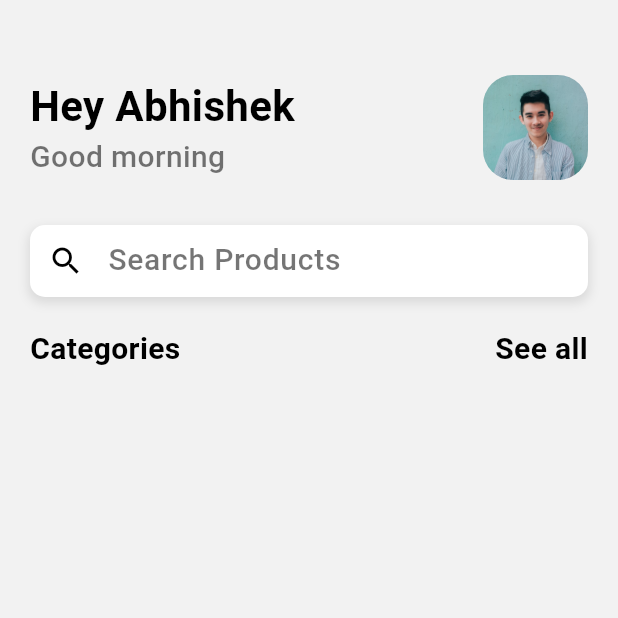
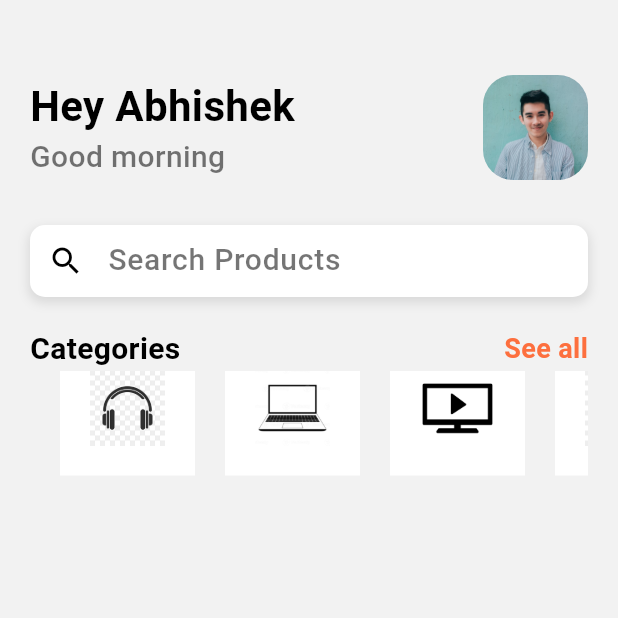
Before and after one commit to Abhismart786/FlutterProject, a Flutter app: the screen it shows after launch, on a phone screen of 412 x 824 dp, the top half of it. Run offline on Flutter 3.47's test engine with Material 3 defaults, Android fonts, the phone set to English and light mode, and no system bars.

Commit message:
6 commit

```diff
--- a/lib/Pages/home.dart
+++ b/lib/Pages/home.dart
@@ -9,6 +9,13 @@ class Home extends StatefulWidget {
 }
 
 class _HomeState extends State<Home> {
+  List categories = [
+    "images/headphone_icon.png",
+        "images/lapton.png",
+        "images/tv.png",
+        "images/watch.png",
+  ];
+
   @override
   Widget build(BuildContext context) {
     return Scaffold(
@@ -26,18 +33,21 @@ class _HomeState extends State<Home> {
                   children: [
                     Text(
                       "Hey Abhishek",
-                      style: AppWidget.boldTextFieldStyle(), // This now works as long as the class is defined correctly
+                      style: AppWidget
+                          .boldTextFieldStyle(), // This now works as long as the class is defined correctly
                     ),
                     Text(
                       "Good morning",
-                      style: AppWidget.lightTextFeildStyle(), // Ensure this method exists in support_widget.dart
+                      style: AppWidget
+                          .lightTextFeildStyle(), // Ensure this method exists in support_widget.dart
                     ),
                   ],
                 ),
                 ClipRRect(
                   borderRadius: BorderRadius.circular(20),
                   child: Image.asset(
-                    "images/boy.jpg", // Ensure this image exists in your assets folder
+                    "images/boy.jpg",
+                    // Ensure this image exists in your assets folder
                     height: 70,
                     width: 70,
                     fit: BoxFit.cover,
@@ -60,12 +70,17 @@ class _HomeState extends State<Home> {
                   ),
                 ],
               ),
-              width: MediaQuery.of(context).size.width,
+              width: MediaQuery
+                  .of(context)
+                  .size
+                  .width,
               child: TextField(
                 decoration: InputDecoration(
-                  border: InputBorder.none,
-                  hintText: "Search Products",
-                  hintStyle: AppWidget.lightTextFeildStyle(),prefixIcon: Icon(Icons.search,color: Colors.black,) // Ensure this style exists in support_widget.dart
+                    border: InputBorder.none,
+                    hintText: "Search Products",
+                    hintStyle: AppWidget.lightTextFeildStyle(),
+                    prefixIcon: Icon(Icons.search, color: Colors
+                        .black,) // Ensure this style exists in support_widget.dart
                 ),
               ),
             ),
@@ -76,8 +91,21 @@ class _HomeState extends State<Home> {
               mainAxisAlignment: MainAxisAlignment.spaceBetween,
               children: [
                 Text("Categories", style: AppWidget.semiboldTextFeildStyle()),
-                Text("See all", style: AppWidget.semiboldTextFeildStyle())
+                Text("See all", style: TextStyle(color: Color(0xFFfd6f3e),
+                    fontSize: 18.0,
+                    fontWeight: FontWeight.bold))
               ],
+            ),
+            Container(
+              margin: EdgeInsets.only(left: 20.0),
+              height: 70,
+              child: ListView.builder(
+                  itemCount: categories.length,
+                  shrinkWrap: true,
+                  scrollDirection: Axis.horizontal,
+                  itemBuilder: (context, index) {
+                    return CategoryTile(image: categories[index]);
+                  }),
             )
           ],
         ),
@@ -85,3 +113,22 @@ class _HomeState extends State<Home> {
     );
   }
 }
+class CategoryTile extends StatelessWidget {
+ String image;
+ CategoryTile({required this.image});
+
+  @override
+  Widget build(BuildContext context) {
+    return Container(
+      margin: EdgeInsets.only(right: 20.0),
+      decoration: BoxDecoration(
+        color: Colors.white
+      ),
+      height: 90,
+      width: 90,
+      child: Column(children: [
+Image.asset(image,height: 50,width: 50,fit: BoxFit.cover,),
+      ],),
+    );
+  }
+}
```
Also changed, not shown: images/headphone_icon.png (added), images/lapton.png (added), images/tv.png (added), images/watch.png (added).
